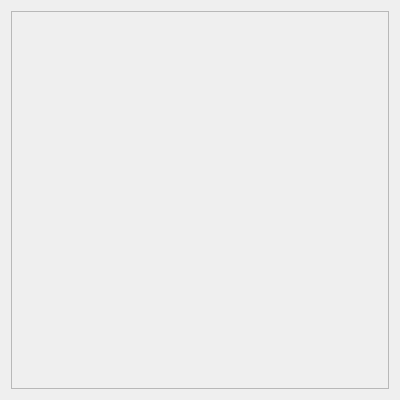
gamedevtech/GamePlay-nextgen, file tools/editor/src/PropertiesView.ui: the form before one commit.
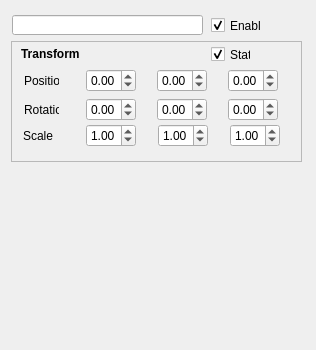
The form after the commit. Icons and pictures are not drawn.

Commit message: Updated proeprties view

```diff
--- a/tools/editor/src/PropertiesView.ui
+++ b/tools/editor/src/PropertiesView.ui
@@ -2,12 +2,15 @@
 <ui version="4.0">
  <class>PropertiesView</class>
  <widget class="QWidget" name="PropertiesView">
+  <property name="enabled">
+   <bool>true</bool>
+  </property>
   <property name="geometry">
    <rect>
     <x>0</x>
     <y>0</y>
-    <width>400</width>
-    <height>400</height>
+    <width>316</width>
+    <height>350</height>
    </rect>
   </property>
   <property name="sizePolicy">
@@ -16,36 +19,836 @@
     <verstretch>0</verstretch>
    </sizepolicy>
   </property>
+  <property name="minimumSize">
+   <size>
+    <width>0</width>
+    <height>300</height>
+   </size>
+  </property>
   <property name="windowTitle">
    <string>Properties</string>
   </property>
   <layout class="QVBoxLayout" name="verticalLayout">
    <item>
-    <widget class="QScrollArea" name="scrollArea">
-     <property name="minimumSize">
-      <size>
-       <width>300</width>
-       <height>300</height>
-      </size>
+    <widget class="QScrollArea" name="scrollAreaProperties">
+     <property name="sizePolicy">
+      <sizepolicy hsizetype="Preferred" vsizetype="Preferred">
+       <horstretch>0</horstretch>
+       <verstretch>0</verstretch>
+      </sizepolicy>
      </property>
-     <property name="baseSize">
+     <property name="maximumSize">
       <size>
        <width>300</width>
-       <height>300</height>
+       <height>400</height>
       </size>
      </property>
+     <property name="frameShape">
+      <enum>QFrame::NoFrame</enum>
+     </property>
+     <property name="frameShadow">
+      <enum>QFrame::Plain</enum>
+     </property>
      <property name="widgetResizable">
       <bool>true</bool>
      </property>
+     <property name="alignment">
+      <set>Qt::AlignLeading|Qt::AlignLeft|Qt::AlignTop</set>
+     </property>
      <widget class="QWidget" name="scrollAreaWidgetContents">
       <property name="geometry">
        <rect>
         <x>0</x>
         <y>0</y>
-        <width>374</width>
-        <height>374</height>
+        <width>300</width>
+        <height>336</height>
        </rect>
       </property>
+      <widget class="QFrame" name="frame">
+       <property name="geometry">
+        <rect>
+         <x>0</x>
+         <y>30</y>
+         <width>291</width>
+         <height>121</height>
+        </rect>
+       </property>
+       <property name="frameShape">
+        <enum>QFrame::StyledPanel</enum>
+       </property>
+       <property name="frameShadow">
+        <enum>QFrame::Raised</enum>
+       </property>
+       <widget class="QWidget" name="horizontalLayoutWidget">
+        <property name="geometry">
+         <rect>
+          <x>10</x>
+          <y>26</y>
+          <width>271</width>
+          <height>28</height>
+         </rect>
+        </property>
+        <layout class="QHBoxLayout" name="horizontalLayout">
+         <property name="spacing">
+          <number>0</number>
+         </property>
+         <item>
+          <widget class="QLabel" name="label">
+           <property name="sizePolicy">
+            <sizepolicy hsizetype="Fixed" vsizetype="Preferred">
+             <horstretch>0</horstretch>
+             <verstretch>0</verstretch>
+            </sizepolicy>
+           </property>
+           <property name="maximumSize">
+            <size>
+             <width>35</width>
+             <height>16777215</height>
+            </size>
+           </property>
+           <property name="text">
+            <string>Position </string>
+           </property>
+          </widget>
+         </item>
+         <item>
+          <spacer name="horizontalSpacer">
+           <property name="orientation">
+            <enum>Qt::Horizontal</enum>
+           </property>
+           <property name="sizeType">
+            <enum>QSizePolicy::Fixed</enum>
+           </property>
+           <property name="sizeHint" stdset="0">
+            <size>
+             <width>10</width>
+             <height>20</height>
+            </size>
+           </property>
+          </spacer>
+         </item>
+         <item>
+          <widget class="QLabel" name="label_2">
+           <property name="sizePolicy">
+            <sizepolicy hsizetype="Fixed" vsizetype="Preferred">
+             <horstretch>0</horstretch>
+             <verstretch>0</verstretch>
+            </sizepolicy>
+           </property>
+           <property name="maximumSize">
+            <size>
+             <width>11</width>
+             <height>16777215</height>
+            </size>
+           </property>
+           <property name="text">
+            <string>&lt;html&gt;&lt;head/&gt;&lt;body&gt;&lt;p&gt;&lt;img src=&quot;:/res/images/transform-x.png&quot;/&gt;&lt;/p&gt;&lt;/body&gt;&lt;/html&gt;</string>
+           </property>
+           <property name="margin">
+            <number>0</number>
+           </property>
+           <property name="indent">
+            <number>-1</number>
+           </property>
+          </widget>
+         </item>
+         <item>
+          <widget class="QDoubleSpinBox" name="doubleSpinBox">
+           <property name="sizePolicy">
+            <sizepolicy hsizetype="Fixed" vsizetype="Fixed">
+             <horstretch>0</horstretch>
+             <verstretch>0</verstretch>
+            </sizepolicy>
+           </property>
+           <property name="maximumSize">
+            <size>
+             <width>50</width>
+             <height>16777215</height>
+            </size>
+           </property>
+           <property name="buttonSymbols">
+            <enum>QAbstractSpinBox::UpDownArrows</enum>
+           </property>
+           <property name="specialValueText">
+            <string/>
+           </property>
+           <property name="minimum">
+            <double>-99999.990000000005239</double>
+           </property>
+           <property name="maximum">
+            <double>99999.990000000005239</double>
+           </property>
+          </widget>
+         </item>
+         <item>
+          <spacer name="horizontalSpacer_9">
+           <property name="orientation">
+            <enum>Qt::Horizontal</enum>
+           </property>
+           <property name="sizeType">
+            <enum>QSizePolicy::Fixed</enum>
+           </property>
+           <property name="sizeHint" stdset="0">
+            <size>
+             <width>4</width>
+             <height>20</height>
+            </size>
+           </property>
+          </spacer>
+         </item>
+         <item>
+          <widget class="QLabel" name="label_3">
+           <property name="sizePolicy">
+            <sizepolicy hsizetype="Fixed" vsizetype="Preferred">
+             <horstretch>0</horstretch>
+             <verstretch>0</verstretch>
+            </sizepolicy>
+           </property>
+           <property name="maximumSize">
+            <size>
+             <width>11</width>
+             <height>16777215</height>
+            </size>
+           </property>
+           <property name="text">
+            <string>&lt;html&gt;&lt;head/&gt;&lt;body&gt;&lt;p&gt;&lt;img src=&quot;:/res/images/transform-y.png&quot;/&gt;&lt;/p&gt;&lt;/body&gt;&lt;/html&gt;</string>
+           </property>
+          </widget>
+         </item>
+         <item>
+          <widget class="QDoubleSpinBox" name="doubleSpinBox_2">
+           <property name="sizePolicy">
+            <sizepolicy hsizetype="Fixed" vsizetype="Fixed">
+             <horstretch>0</horstretch>
+             <verstretch>0</verstretch>
+            </sizepolicy>
+           </property>
+           <property name="maximumSize">
+            <size>
+             <width>50</width>
+             <height>16777215</height>
+            </size>
+           </property>
+           <property name="minimum">
+            <double>-9999.989999999999782</double>
+           </property>
+           <property name="maximum">
+            <double>9999.989999999999782</double>
+           </property>
+          </widget>
+         </item>
+         <item>
+          <spacer name="horizontalSpacer_11">
+           <property name="orientation">
+            <enum>Qt::Horizontal</enum>
+           </property>
+           <property name="sizeType">
+            <enum>QSizePolicy::Fixed</enum>
+           </property>
+           <property name="sizeHint" stdset="0">
+            <size>
+             <width>4</width>
+             <height>20</height>
+            </size>
+           </property>
+          </spacer>
+         </item>
+         <item>
+          <widget class="QLabel" name="label_4">
+           <property name="sizePolicy">
+            <sizepolicy hsizetype="Fixed" vsizetype="Preferred">
+             <horstretch>0</horstretch>
+             <verstretch>0</verstretch>
+            </sizepolicy>
+           </property>
+           <property name="maximumSize">
+            <size>
+             <width>11</width>
+             <height>16777215</height>
+            </size>
+           </property>
+           <property name="text">
+            <string>&lt;html&gt;&lt;head/&gt;&lt;body&gt;&lt;p&gt;&lt;img src=&quot;:/res/images/transform-z.png&quot;/&gt;&lt;/p&gt;&lt;/body&gt;&lt;/html&gt;</string>
+           </property>
+          </widget>
+         </item>
+         <item>
+          <widget class="QDoubleSpinBox" name="doubleSpinBox_3">
+           <property name="sizePolicy">
+            <sizepolicy hsizetype="Fixed" vsizetype="Fixed">
+             <horstretch>0</horstretch>
+             <verstretch>0</verstretch>
+            </sizepolicy>
+           </property>
+           <property name="maximumSize">
+            <size>
+             <width>50</width>
+             <height>16777215</height>
+            </size>
+           </property>
+           <property name="minimum">
+            <double>-9999.989999999999782</double>
+           </property>
+           <property name="maximum">
+            <double>9999.989999999999782</double>
+           </property>
+          </widget>
+         </item>
+         <item>
+          <spacer name="horizontalSpacer_4">
+           <property name="orientation">
+            <enum>Qt::Horizontal</enum>
+           </property>
+           <property name="sizeType">
+            <enum>QSizePolicy::Fixed</enum>
+           </property>
+           <property name="sizeHint" stdset="0">
+            <size>
+             <width>4</width>
+             <height>20</height>
+            </size>
+           </property>
+          </spacer>
+         </item>
+         <item>
+          <widget class="QLabel" name="label_14">
+           <property name="enabled">
+            <bool>false</bool>
+           </property>
+           <property name="sizePolicy">
+            <sizepolicy hsizetype="Fixed" vsizetype="Preferred">
+             <horstretch>0</horstretch>
+             <verstretch>0</verstretch>
+            </sizepolicy>
+           </property>
+           <property name="text">
+            <string>&lt;html&gt;&lt;head/&gt;&lt;body&gt;&lt;p&gt;&lt;img src=&quot;:/res/images/undo.png&quot; width=&quot;14&quot; height=&quot;14&quot;/&gt;&lt;/p&gt;&lt;/body&gt;&lt;/html&gt;</string>
+           </property>
+          </widget>
+         </item>
+        </layout>
+       </widget>
+       <widget class="QWidget" name="horizontalLayoutWidget_2">
+        <property name="geometry">
+         <rect>
+          <x>10</x>
+          <y>53</y>
+          <width>271</width>
+          <height>31</height>
+         </rect>
+        </property>
+        <layout class="QHBoxLayout" name="horizontalLayout_2">
+         <property name="spacing">
+          <number>0</number>
+         </property>
+         <item>
+          <widget class="QLabel" name="label_5">
+           <property name="sizePolicy">
+            <sizepolicy hsizetype="Fixed" vsizetype="Preferred">
+             <horstretch>0</horstretch>
+             <verstretch>0</verstretch>
+            </sizepolicy>
+           </property>
+           <property name="maximumSize">
+            <size>
+             <width>35</width>
+             <height>16777215</height>
+            </size>
+           </property>
+           <property name="text">
+            <string>Rotation</string>
+           </property>
+          </widget>
+         </item>
+         <item>
+          <spacer name="horizontalSpacer_2">
+           <property name="orientation">
+            <enum>Qt::Horizontal</enum>
+           </property>
+           <property name="sizeType">
+            <enum>QSizePolicy::Fixed</enum>
+           </property>
+           <property name="sizeHint" stdset="0">
+            <size>
+             <width>10</width>
+             <height>20</height>
+            </size>
+           </property>
+          </spacer>
+         </item>
+         <item>
+          <widget class="QLabel" name="label_6">
+           <property name="sizePolicy">
+            <sizepolicy hsizetype="Fixed" vsizetype="Preferred">
+             <horstretch>0</horstretch>
+             <verstretch>0</verstretch>
+            </sizepolicy>
+           </property>
+           <property name="maximumSize">
+            <size>
+             <width>11</width>
+             <height>16777215</height>
+            </size>
+           </property>
+           <property name="text">
+            <string>&lt;html&gt;&lt;head/&gt;&lt;body&gt;&lt;p&gt;&lt;img src=&quot;:/res/images/transform-x.png&quot;/&gt;&lt;/p&gt;&lt;/body&gt;&lt;/html&gt;</string>
+           </property>
+          </widget>
+         </item>
+         <item>
+          <widget class="QDoubleSpinBox" name="doubleSpinBox_4">
+           <property name="maximumSize">
+            <size>
+             <width>50</width>
+             <height>16777215</height>
+            </size>
+           </property>
+           <property name="minimum">
+            <double>-360.000000000000000</double>
+           </property>
+           <property name="maximum">
+            <double>360.000000000000000</double>
+           </property>
+          </widget>
+         </item>
+         <item>
+          <spacer name="horizontalSpacer_10">
+           <property name="orientation">
+            <enum>Qt::Horizontal</enum>
+           </property>
+           <property name="sizeType">
+            <enum>QSizePolicy::Fixed</enum>
+           </property>
+           <property name="sizeHint" stdset="0">
+            <size>
+             <width>4</width>
+             <height>20</height>
+            </size>
+           </property>
+          </spacer>
+         </item>
+         <item>
+          <widget class="QLabel" name="label_7">
+           <property name="maximumSize">
+            <size>
+             <width>11</width>
+             <height>16777215</height>
+            </size>
+           </property>
+           <property name="text">
+            <string>&lt;html&gt;&lt;head/&gt;&lt;body&gt;&lt;p&gt;&lt;img src=&quot;:/res/images/transform-y.png&quot;/&gt;&lt;/p&gt;&lt;/body&gt;&lt;/html&gt;</string>
+           </property>
+           <property name="indent">
+            <number>-1</number>
+           </property>
+          </widget>
+         </item>
+         <item>
+          <widget class="QDoubleSpinBox" name="doubleSpinBox_6">
+           <property name="sizePolicy">
+            <sizepolicy hsizetype="Fixed" vsizetype="Fixed">
+             <horstretch>0</horstretch>
+             <verstretch>0</verstretch>
+            </sizepolicy>
+           </property>
+           <property name="maximumSize">
+            <size>
+             <width>50</width>
+             <height>16777215</height>
+            </size>
+           </property>
+           <property name="minimum">
+            <double>-360.000000000000000</double>
+           </property>
+           <property name="maximum">
+            <double>360.000000000000000</double>
+           </property>
+          </widget>
+         </item>
+         <item>
+          <spacer name="horizontalSpacer_12">
+           <property name="orientation">
+            <enum>Qt::Horizontal</enum>
+           </property>
+           <property name="sizeType">
+            <enum>QSizePolicy::Fixed</enum>
+           </property>
+           <property name="sizeHint" stdset="0">
+            <size>
+             <width>4</width>
+             <height>20</height>
+            </size>
+           </property>
+          </spacer>
+         </item>
+         <item>
+          <widget class="QLabel" name="label_8">
+           <property name="maximumSize">
+            <size>
+             <width>11</width>
+             <height>16777215</height>
+            </size>
+           </property>
+           <property name="text">
+            <string>&lt;html&gt;&lt;head/&gt;&lt;body&gt;&lt;p&gt;&lt;img src=&quot;:/res/images/transform-z.png&quot;/&gt;&lt;/p&gt;&lt;/body&gt;&lt;/html&gt;</string>
+           </property>
+          </widget>
+         </item>
+         <item>
+          <widget class="QDoubleSpinBox" name="doubleSpinBox_5">
+           <property name="sizePolicy">
+            <sizepolicy hsizetype="Fixed" vsizetype="Fixed">
+             <horstretch>0</horstretch>
+             <verstretch>0</verstretch>
+            </sizepolicy>
+           </property>
+           <property name="maximumSize">
+            <size>
+             <width>50</width>
+             <height>16777215</height>
+            </size>
+           </property>
+           <property name="minimum">
+            <double>-360.000000000000000</double>
+           </property>
+           <property name="maximum">
+            <double>360.000000000000000</double>
+           </property>
+          </widget>
+         </item>
+         <item>
+          <spacer name="horizontalSpacer_5">
+           <property name="orientation">
+            <enum>Qt::Horizontal</enum>
+           </property>
+           <property name="sizeType">
+            <enum>QSizePolicy::Fixed</enum>
+           </property>
+           <property name="sizeHint" stdset="0">
+            <size>
+             <width>4</width>
+             <height>20</height>
+            </size>
+           </property>
+          </spacer>
+         </item>
+         <item>
+          <widget class="QLabel" name="label_15">
+           <property name="enabled">
+            <bool>false</bool>
+           </property>
+           <property name="sizePolicy">
+            <sizepolicy hsizetype="Fixed" vsizetype="Preferred">
+             <horstretch>0</horstretch>
+             <verstretch>0</verstretch>
+            </sizepolicy>
+           </property>
+           <property name="text">
+            <string>&lt;html&gt;&lt;head/&gt;&lt;body&gt;&lt;p&gt;&lt;img src=&quot;:/res/images/undo.png&quot; width=&quot;14&quot; height=&quot;14&quot;/&gt;&lt;/p&gt;&lt;/body&gt;&lt;/html&gt;</string>
+           </property>
+          </widget>
+         </item>
+        </layout>
+       </widget>
+       <widget class="QWidget" name="horizontalLayoutWidget_3">
+        <property name="geometry">
+         <rect>
+          <x>10</x>
+          <y>83</y>
+          <width>271</width>
+          <height>23</height>
+         </rect>
+        </property>
+        <layout class="QHBoxLayout" name="horizontalLayout_3">
+         <property name="spacing">
+          <number>0</number>
+         </property>
+         <item>
+          <widget class="QLabel" name="label_9">
+           <property name="sizePolicy">
+            <sizepolicy hsizetype="Fixed" vsizetype="Preferred">
+             <horstretch>0</horstretch>
+             <verstretch>0</verstretch>
+            </sizepolicy>
+           </property>
+           <property name="maximumSize">
+            <size>
+             <width>35</width>
+             <height>16777215</height>
+            </size>
+           </property>
+           <property name="text">
+            <string>Scale   </string>
+           </property>
+           <property name="indent">
+            <number>-1</number>
+           </property>
+          </widget>
+         </item>
+         <item>
+          <spacer name="horizontalSpacer_3">
+           <property name="orientation">
+            <enum>Qt::Horizontal</enum>
+           </property>
+           <property name="sizeType">
+            <enum>QSizePolicy::Fixed</enum>
+           </property>
+           <property name="sizeHint" stdset="0">
+            <size>
+             <width>13</width>
+             <height>20</height>
+            </size>
+           </property>
+          </spacer>
+         </item>
+         <item>
+          <widget class="QLabel" name="label_10">
+           <property name="maximumSize">
+            <size>
+             <width>11</width>
+             <height>16777215</height>
+            </size>
+           </property>
+           <property name="text">
+            <string>&lt;html&gt;&lt;head/&gt;&lt;body&gt;&lt;p&gt;&lt;img src=&quot;:/res/images/transform-x.png&quot;/&gt;&lt;/p&gt;&lt;/body&gt;&lt;/html&gt;</string>
+           </property>
+          </widget>
+         </item>
+         <item>
+          <widget class="QDoubleSpinBox" name="doubleSpinBox_7">
+           <property name="sizePolicy">
+            <sizepolicy hsizetype="Fixed" vsizetype="Fixed">
+             <horstretch>0</horstretch>
+             <verstretch>0</verstretch>
+            </sizepolicy>
+           </property>
+           <property name="maximumSize">
+            <size>
+             <width>50</width>
+             <height>16777215</height>
+            </size>
+           </property>
+           <property name="minimum">
+            <double>-9999.989999999999782</double>
+           </property>
+           <property name="maximum">
+            <double>9999.989999999999782</double>
+           </property>
+           <property name="value">
+            <double>1.000000000000000</double>
+           </property>
+          </widget>
+         </item>
+         <item>
+          <spacer name="horizontalSpacer_8">
+           <property name="orientation">
+            <enum>Qt::Horizontal</enum>
+           </property>
+           <property name="sizeType">
+            <enum>QSizePolicy::Fixed</enum>
+           </property>
+           <property name="sizeHint" stdset="0">
+            <size>
+             <width>7</width>
+             <height>20</height>
+            </size>
+           </property>
+          </spacer>
+         </item>
+         <item>
+          <widget class="QLabel" name="label_11">
+           <property name="maximumSize">
+            <size>
+             <width>11</width>
+             <height>16777215</height>
+            </size>
+           </property>
+           <property name="text">
+            <string>&lt;html&gt;&lt;head/&gt;&lt;body&gt;&lt;p&gt;&lt;img src=&quot;:/res/images/transform-y.png&quot;/&gt;&lt;/p&gt;&lt;/body&gt;&lt;/html&gt;</string>
+           </property>
+          </widget>
+         </item>
+         <item>
+          <widget class="QDoubleSpinBox" name="doubleSpinBox_8">
+           <property name="sizePolicy">
+            <sizepolicy hsizetype="Fixed" vsizetype="Fixed">
+             <horstretch>0</horstretch>
+             <verstretch>0</verstretch>
+            </sizepolicy>
+           </property>
+           <property name="maximumSize">
+            <size>
+             <width>50</width>
+             <height>16777215</height>
+            </size>
+           </property>
+           <property name="minimum">
+            <double>-9999.989999999999782</double>
+           </property>
+           <property name="maximum">
+            <double>9999.989999999999782</double>
+           </property>
+           <property name="value">
+            <double>1.000000000000000</double>
+           </property>
+          </widget>
+         </item>
+         <item>
+          <spacer name="horizontalSpacer_7">
+           <property name="orientation">
+            <enum>Qt::Horizontal</enum>
+           </property>
+           <property name="sizeType">
+            <enum>QSizePolicy::Fixed</enum>
+           </property>
+           <property name="sizeHint" stdset="0">
+            <size>
+             <width>7</width>
+             <height>20</height>
+            </size>
+           </property>
+          </spacer>
+         </item>
+         <item>
+          <widget class="QLabel" name="label_12">
+           <property name="maximumSize">
+            <size>
+             <width>11</width>
+             <height>16777215</height>
+            </size>
+           </property>
+           <property name="text">
+            <string>&lt;html&gt;&lt;head/&gt;&lt;body&gt;&lt;p&gt;&lt;img src=&quot;:/res/images/transform-z.png&quot;/&gt;&lt;/p&gt;&lt;/body&gt;&lt;/html&gt;</string>
+           </property>
+          </widget>
+         </item>
+         <item>
+          <widget class="QDoubleSpinBox" name="doubleSpinBox_9">
+           <property name="sizePolicy">
+            <sizepolicy hsizetype="Fixed" vsizetype="Fixed">
+             <horstretch>0</horstretch>
+             <verstretch>0</verstretch>
+            </sizepolicy>
+           </property>
+           <property name="maximumSize">
+            <size>
+             <width>50</width>
+             <height>16777215</height>
+            </size>
+           </property>
+           <property name="minimum">
+            <double>-9999.989999999999782</double>
+           </property>
+           <property name="maximum">
+            <double>9999.989999999999782</double>
+           </property>
+           <property name="value">
+            <double>1.000000000000000</double>
+           </property>
+          </widget>
+         </item>
+         <item>
+          <spacer name="horizontalSpacer_6">
+           <property name="orientation">
+            <enum>Qt::Horizontal</enum>
+           </property>
+           <property name="sizeType">
+            <enum>QSizePolicy::Fixed</enum>
+           </property>
+           <property name="sizeHint" stdset="0">
+            <size>
+             <width>5</width>
+             <height>20</height>
+            </size>
+           </property>
+          </spacer>
+         </item>
+         <item>
+          <widget class="QLabel" name="label_16">
+           <property name="enabled">
+            <bool>false</bool>
+           </property>
+           <property name="sizePolicy">
+            <sizepolicy hsizetype="Fixed" vsizetype="Preferred">
+             <horstretch>0</horstretch>
+             <verstretch>0</verstretch>
+            </sizepolicy>
+           </property>
+           <property name="text">
+            <string>&lt;html&gt;&lt;head/&gt;&lt;body&gt;&lt;p&gt;&lt;img src=&quot;:/res/images/undo.png&quot; width=&quot;14&quot; height=&quot;14&quot;/&gt;&lt;/p&gt;&lt;/body&gt;&lt;/html&gt; </string>
+           </property>
+          </widget>
+         </item>
+        </layout>
+       </widget>
+       <widget class="QLabel" name="label_13">
+        <property name="geometry">
+         <rect>
+          <x>10</x>
+          <y>3</y>
+          <width>71</width>
+          <height>21</height>
+         </rect>
+        </property>
+        <property name="text">
+         <string>&lt;html&gt;&lt;head/&gt;&lt;body&gt;&lt;p&gt;&lt;img src=&quot;:/res/images/scene-node.png&quot; width=&quot;14&quot; height=&quot;14&quot;/&gt;&lt;span style=&quot; font-weight:600;&quot;&gt;Transform&lt;/span&gt;&lt;/p&gt;&lt;/body&gt;&lt;/html&gt;</string>
+        </property>
+        <property name="textFormat">
+         <enum>Qt::RichText</enum>
+        </property>
+       </widget>
+       <widget class="QCheckBox" name="checkBox_2">
+        <property name="geometry">
+         <rect>
+          <x>200</x>
+          <y>5</y>
+          <width>40</width>
+          <height>17</height>
+         </rect>
+        </property>
+        <property name="maximumSize">
+         <size>
+          <width>40</width>
+          <height>16777215</height>
+         </size>
+        </property>
+        <property name="text">
+         <string>Static</string>
+        </property>
+        <property name="checked">
+         <bool>true</bool>
+        </property>
+       </widget>
+      </widget>
+      <widget class="QLineEdit" name="lineEdit">
+       <property name="geometry">
+        <rect>
+         <x>1</x>
+         <y>4</y>
+         <width>191</width>
+         <height>20</height>
+        </rect>
+       </property>
+       <property name="text">
+        <string/>
+       </property>
+      </widget>
+      <widget class="QCheckBox" name="checkBox">
+       <property name="geometry">
+        <rect>
+         <x>200</x>
+         <y>6</y>
+         <width>51</width>
+         <height>17</height>
+        </rect>
+       </property>
+       <property name="text">
+        <string>Enabled</string>
+       </property>
+       <property name="checked">
+        <bool>true</bool>
+       </property>
+      </widget>
      </widget>
     </widget>
    </item>
```
The commit also changes 41 other files.
